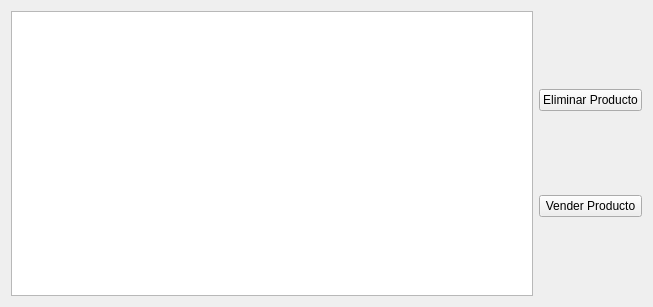
Old version of the form controlproductosform.ui in the repository Jack-Christopher/CC2-Proyecto-Final.
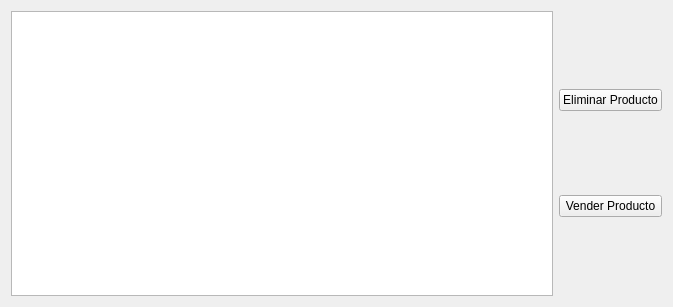
New version of the form.

Patch:
```diff
--- a/controlproductosform.ui
+++ b/controlproductosform.ui
@@ -6,7 +6,7 @@
    <rect>
     <x>0</x>
     <y>0</y>
-    <width>653</width>
+    <width>673</width>
     <height>307</height>
    </rect>
   </property>
```
